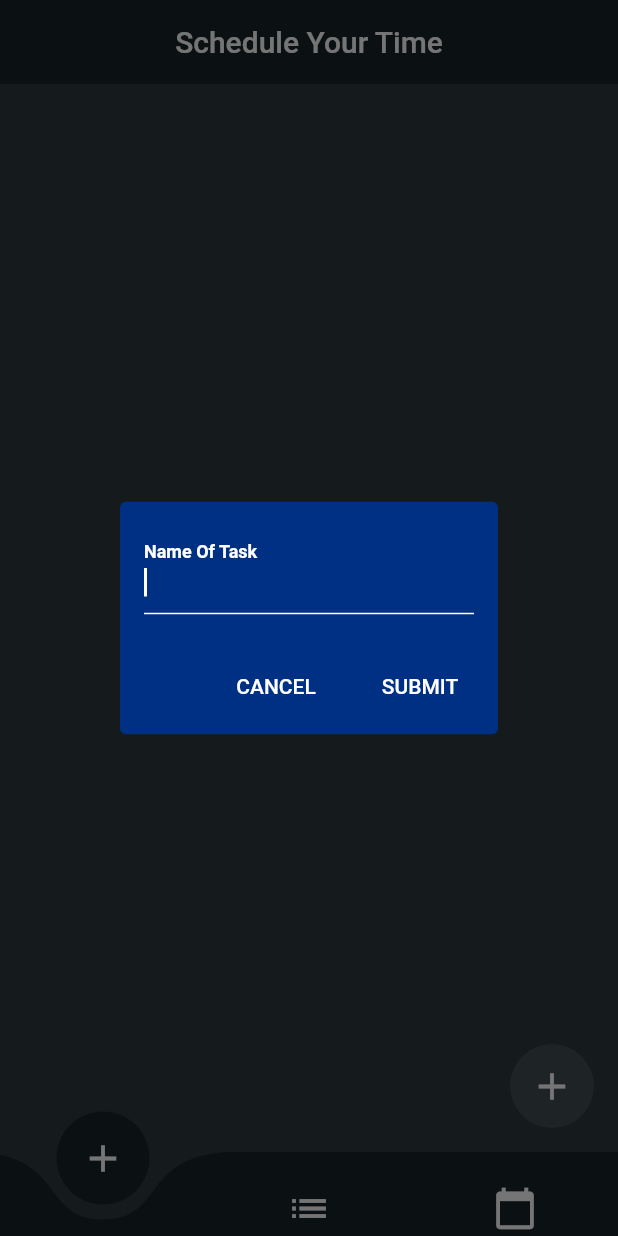
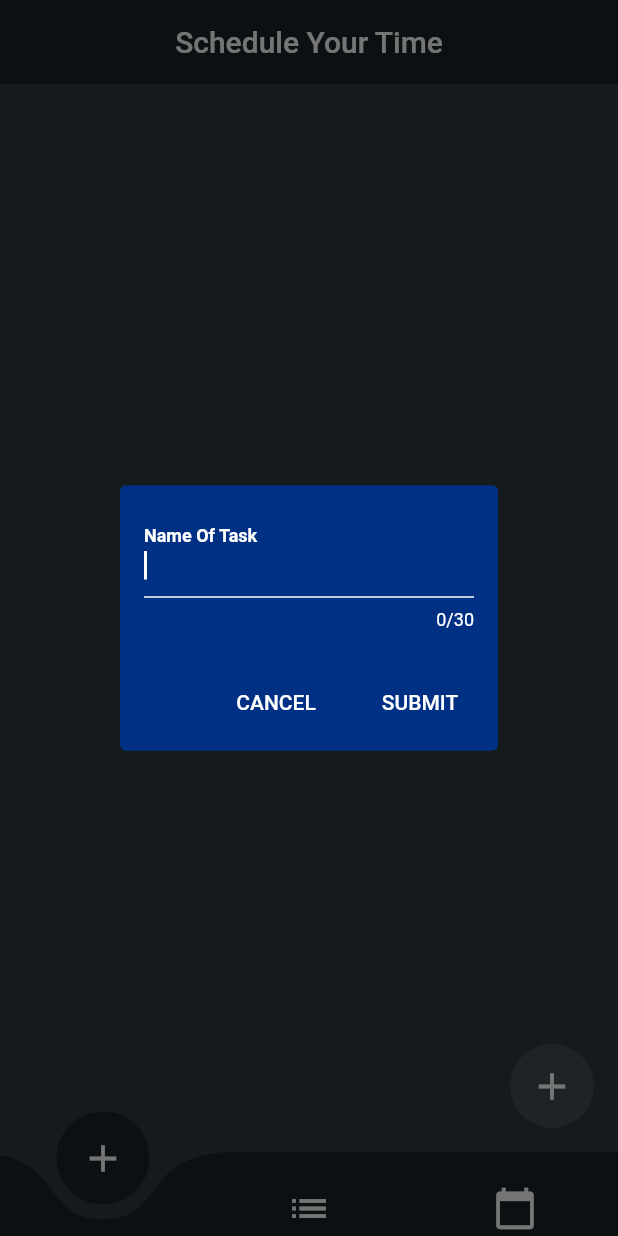
Before and after one commit to danieltyukov/dototick, a Flutter app: the screen it shows after launch, after a tap on the "add" icon, on a phone screen of 412 x 824 dp. Run offline on Flutter 3.47's test engine with Material 2 defaults, Android fonts, the phone set to English and light mode, and no system bars; drawn by our look-alikes of curved_navigation_bar; our stand-ins replace font_awesome_flutter, google_fonts, sqflite, table_calendar; accounts and stored records are empty.

Commit message:
fixed final issues

```diff
--- a/lib/constants/constant.dart
+++ b/lib/constants/constant.dart
@@ -16,11 +16,11 @@ class MyConstants {
   static const lightbluecolor = Color(0xff03a9f4);
   static const bluecolor = Color(0xff1976d2);
   static const purple = Color(0xFF9C27B0);
-  static List monList = List();
-  static List tueList = List();
-  static List wedList = List();
-  static List thuList = List();
-  static List friList = List();
-  static List satList = List();
-  static List sunList = List();
+  static List monList = [];
+  static List tueList = [];
+  static List wedList = [];
+  static List thuList = [];
+  static List friList = [];
+  static List satList = [];
+  static List sunList = [];
 }
--- a/lib/screens/home.dart
+++ b/lib/screens/home.dart
@@ -9,8 +9,26 @@ class HomePage extends StatefulWidget {
 }
 
 class _HomePageState extends State<HomePage> {
-  List todos = List();
+  List<dynamic> todos = [];
   String inputtask = '';
+
+  TextEditingController textEditingController = TextEditingController();
+  // ignore: unused_local_variable
+  bool textEditingValidator = false;
+
+  bool validateTextField(String userInput) {
+    if (userInput.isEmpty) {
+      setState(() {
+        textEditingValidator = true;
+      });
+      return true;
+    }
+    setState(() {
+      textEditingValidator = false;
+    });
+    return false;
+  }
+
   @override
   Widget build(BuildContext context) {
     return Scaffold(
@@ -83,6 +101,8 @@ class _HomePageState extends State<HomePage> {
             children: <Widget>[
               Expanded(
                 child: TextField(
+                  controller: textEditingController,
+                  maxLength: 30,
                   onChanged: (String value) {
                     inputtask = value;
                   },
@@ -90,6 +110,7 @@ class _HomePageState extends State<HomePage> {
                   style: TextStyle(color: Colors.white70),
                   autofocus: true,
                   decoration: InputDecoration(
+                    counterStyle: TextStyle(color: Colors.white),
                     enabledBorder: UnderlineInputBorder(
                         borderSide: BorderSide(color: Colors.white)),
                     focusedBorder: UnderlineInputBorder(
@@ -117,10 +138,19 @@ class _HomePageState extends State<HomePage> {
               onPressed: () {
                 setState(
                   () {
-                    todos.add(inputtask);
+                    bool val = validateTextField(textEditingController.text);
+                    print(val);
+                    if (val == false) {
+                      if (textEditingController.text.length <= 30) {
+                        todos.add(inputtask);
+                        Navigator.pop(context);
+                      }
+                      print('over 30 letters');
+                    } else {
+                      print('enter something');
+                    }
                   },
                 );
-                Navigator.pop(context);
               },
               child: const Text(
                 'SUBMIT',
```
Also changed, not shown: lib/screens/weekly.dart (+7 -3 lines).
